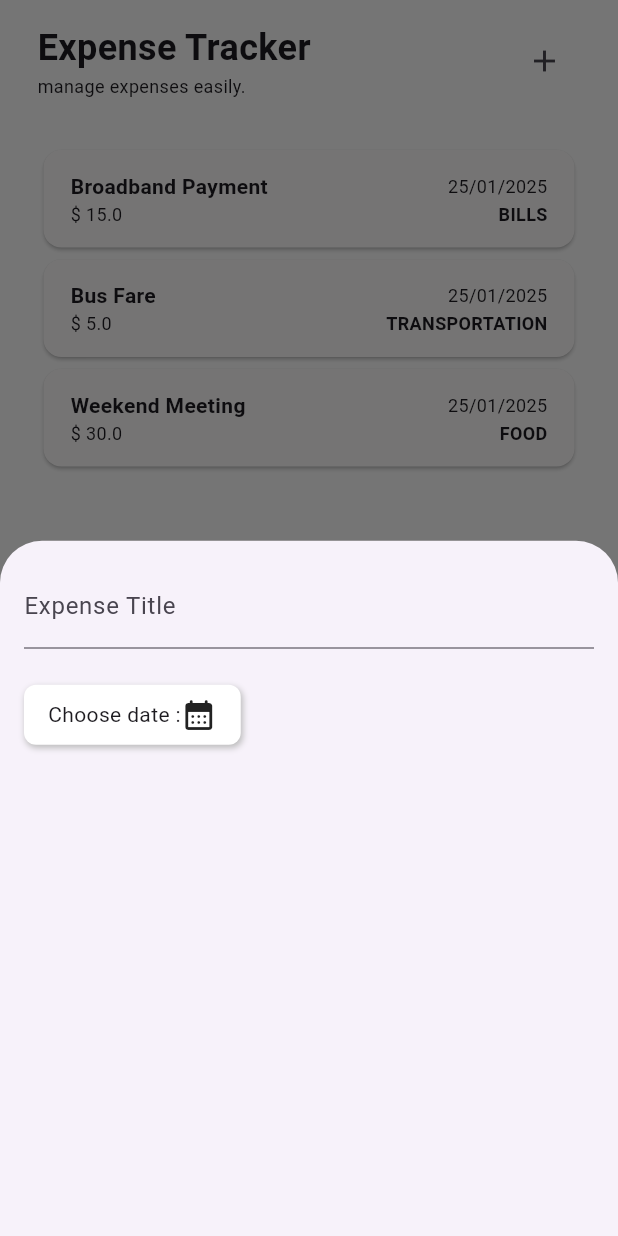
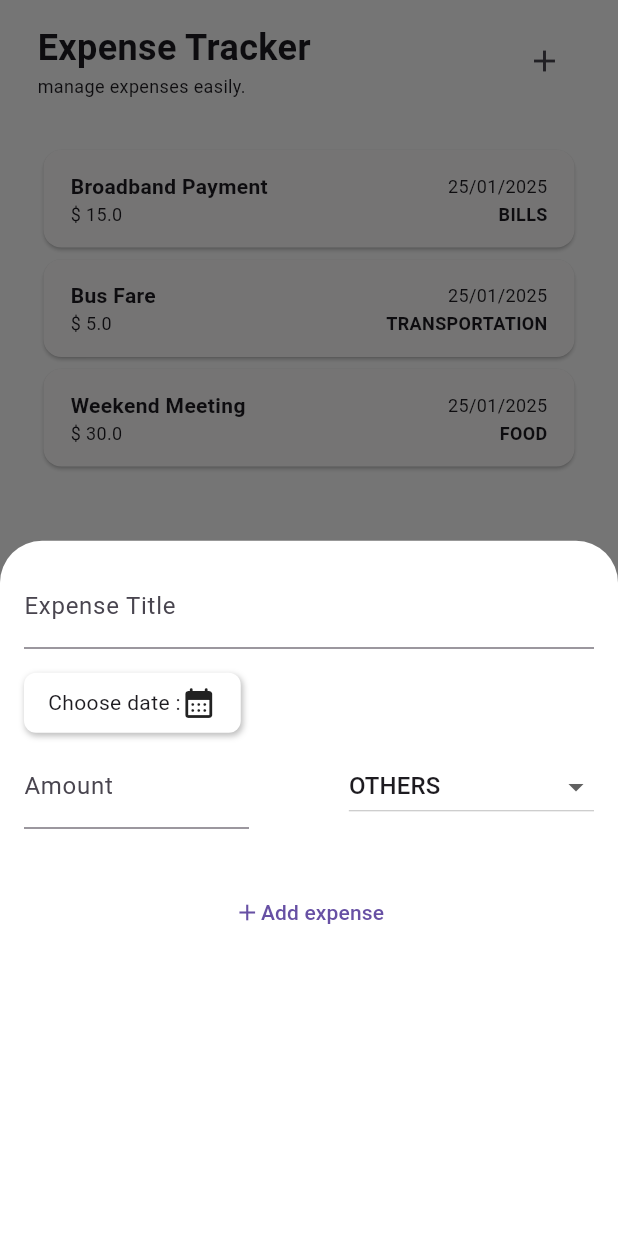
Before and after one commit to JUDEJEEVAN/expense_tracker, a Flutter app: the screen it shows after launch, after a tap on the "add" icon, on a phone screen of 412 x 824 dp. Run offline on Flutter 3.47's test engine with Material 3 defaults, Android fonts, the phone set to English and light mode, and no system bars; our stand-ins replace gap.

Commit message:
Session 17 and 18 (#2)
* Expense form complete with all the required functionality and UI

* Functionality to add expense has been implemented and working as expected.

```diff
--- a/lib/components/expense_form.dart
+++ b/lib/components/expense_form.dart
@@ -1,9 +1,12 @@
 import 'package:flutter/material.dart';
 import 'package:gap/gap.dart';
 import 'package:intl/intl.dart';
+import 'package:expense_tracker/models/expense_model.dart';
 
 class ExpenseForm extends StatefulWidget {
-  const ExpenseForm({super.key});
+  const ExpenseForm({super.key, required this.onAddExpense});
+
+  final void Function(Expense expense) onAddExpense;
 
   @override
   State<ExpenseForm> createState() => _ExpenseFormState();
@@ -11,10 +14,22 @@ class ExpenseForm extends StatefulWidget {
 
 class _ExpenseFormState extends State<ExpenseForm> {
   DateTime? chosenDate;
+  final _expenseTitleController = TextEditingController();
+  final _amountController = TextEditingController();
+  Category expenseCategory = Category.others;
+  String categoryName = Category.others.name;
+
+  List<DropdownMenuItem> dropdownItems = Category.values
+      .map(
+        (category) => DropdownMenuItem(
+          value: category.name,
+          child: Text(category.name.toUpperCase()),
+        ),
+      )
+      .toList();
 
   @override
   Widget build(BuildContext context) {
-    final _expenseTitleController = TextEditingController();
     return Column(
       children: [
         // title input
@@ -26,7 +41,7 @@ class _ExpenseFormState extends State<ExpenseForm> {
           ),
         ),
 
-        const Gap(24),
+        const Gap(16),
 
         Row(
           children: [
@@ -62,7 +77,56 @@ class _ExpenseFormState extends State<ExpenseForm> {
               Text(
                   'Selected date : ${DateFormat('dd/MM/yyyy').format(chosenDate!)}'),
           ],
-        )
+        ),
+
+        const Gap(8),
+
+        Row(
+          children: [
+            SizedBox(
+              width: 150,
+              child: TextField(
+                keyboardType: const TextInputType.numberWithOptions(),
+                controller: _amountController,
+                decoration: const InputDecoration(
+                  label: Text('Amount'),
+                  // hintText: 'Expense Title',
+                ),
+              ),
+            ),
+            const Spacer(),
+            DropdownButton(
+              value: categoryName,
+              items: dropdownItems,
+              onChanged: (value) {
+                final selectedCategory = Category.values.firstWhere(
+                    (category) =>
+                        category.name.toLowerCase() ==
+                        value.toString().toLowerCase());
+
+                print('selected category : $selectedCategory');
+
+                setState(() {
+                  expenseCategory = selectedCategory;
+                  categoryName = selectedCategory.name;
+                });
+              },
+            ),
+          ],
+        ),
+
+        const Gap(32),
+
+        TextButton(
+          onPressed: createExpense,
+          child: const Row(
+            mainAxisAlignment: MainAxisAlignment.center,
+            children: [
+              Icon(Icons.add),
+              Text('Add expense'),
+            ],
+          ),
+        ),
       ],
     );
   }
@@ -77,4 +141,51 @@ class _ExpenseFormState extends State<ExpenseForm> {
 
     return pickedDate;
   }
+
+  void createExpense() {
+    // validate user input
+    if (!isValidInput()) return;
+
+    widget.onAddExpense(Expense(
+        title: _expenseTitleController.text.trim(),
+        amount: double.parse(_amountController.text.trim()),
+        date: chosenDate!,
+        category: expenseCategory));
+
+    Navigator.pop(context);
+  }
+
+  bool isValidInput() {
+    final title = _expenseTitleController.text;
+    final amount = _amountController.text;
+
+    if (title.trim().isEmpty || amount.trim().isEmpty || chosenDate == null) {
+      showDialog(
+        context: context,
+        builder: (ctx) {
+          return AlertDialog(
+            backgroundColor: Colors.white,
+            title: Text(
+              'Error!',
+              style: TextStyle(color: Colors.red.shade300),
+            ),
+            content: const Text('Expense Title, Amount and Date are required!'),
+            actions: [
+              TextButton(
+                onPressed: () {
+                  Navigator.pop(ctx);
+                },
+                child: const Text('Close'),
+              ),
+            ],
+            // icon: Icon(Icons.warning),
+          );
+        },
+      );
+
+      return false;
+    }
+
+    return true;
+  }
 }
--- a/lib/screens/expenses.dart
+++ b/lib/screens/expenses.dart
@@ -4,11 +4,14 @@ import 'package:flutter/material.dart';
 import 'package:gap/gap.dart';
 import 'package:expense_tracker/models/expense_model.dart';
 
-class ExpensesScreen extends StatelessWidget {
+class ExpensesScreen extends StatefulWidget {
   const ExpensesScreen({super.key});
 
   @override
-  Widget build(BuildContext context) {
+  State<ExpensesScreen> createState() => _ExpensesScreenState();
+}
+
+class _ExpensesScreenState extends State<ExpensesScreen> {
   List<Expense> expenses = [
     Expense(
       title: 'Broadband Payment',
@@ -30,6 +33,8 @@ class ExpensesScreen extends StatelessWidget {
     ),
   ];
 
+  @override
+  Widget build(BuildContext context) {
     return Scaffold(
       backgroundColor: Colors.white,
       body: SafeArea(
@@ -80,14 +85,24 @@ class ExpensesScreen extends StatelessWidget {
     );
   }
 
+  void addExpense(Expense newExpense) {
+    setState(() {
+      expenses.add(newExpense);
+    });
+  }
+
+  //  void addExpense(Expense newExpense) {
   void _showAddExpenseModalBottomSheet(BuildContext context) {
     showModalBottomSheet(
+      backgroundColor: Colors.white,
       context: context,
-      builder: (BuildContext context) {
+      builder: (context) {
         return Container(
           padding: EdgeInsets.all(16),
           width: double.infinity,
-          child: const ExpenseForm(),
+          child: ExpenseForm(
+            onAddExpense: addExpense,
+          ),
         );
       },
     );
```
Lines whose indentation alone changed are shown as unchanged.
